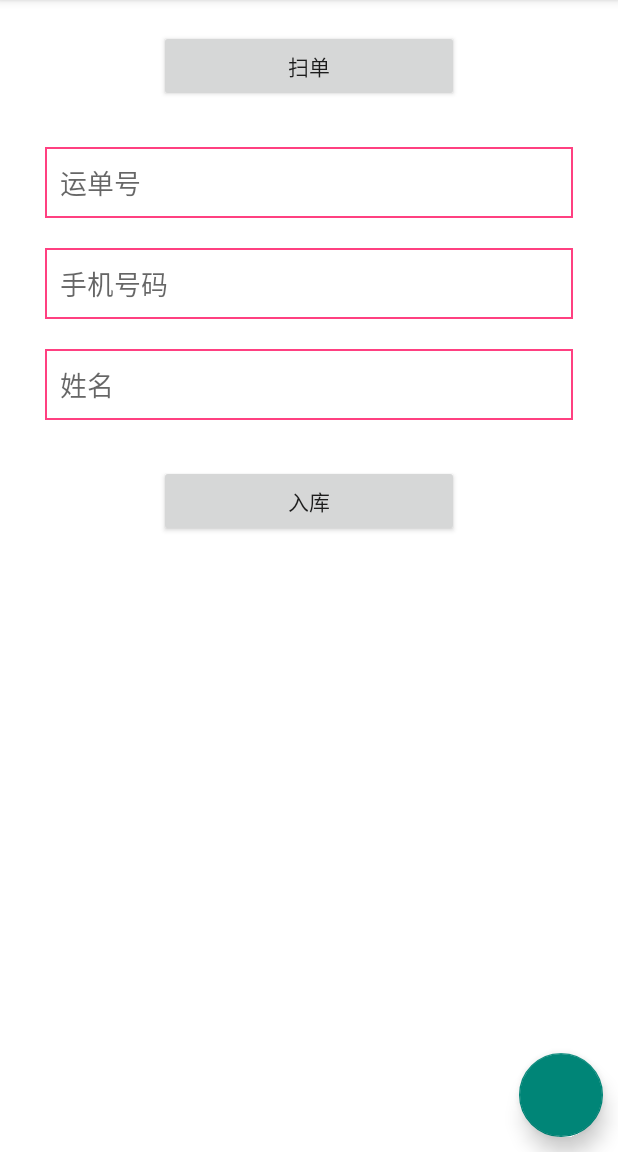
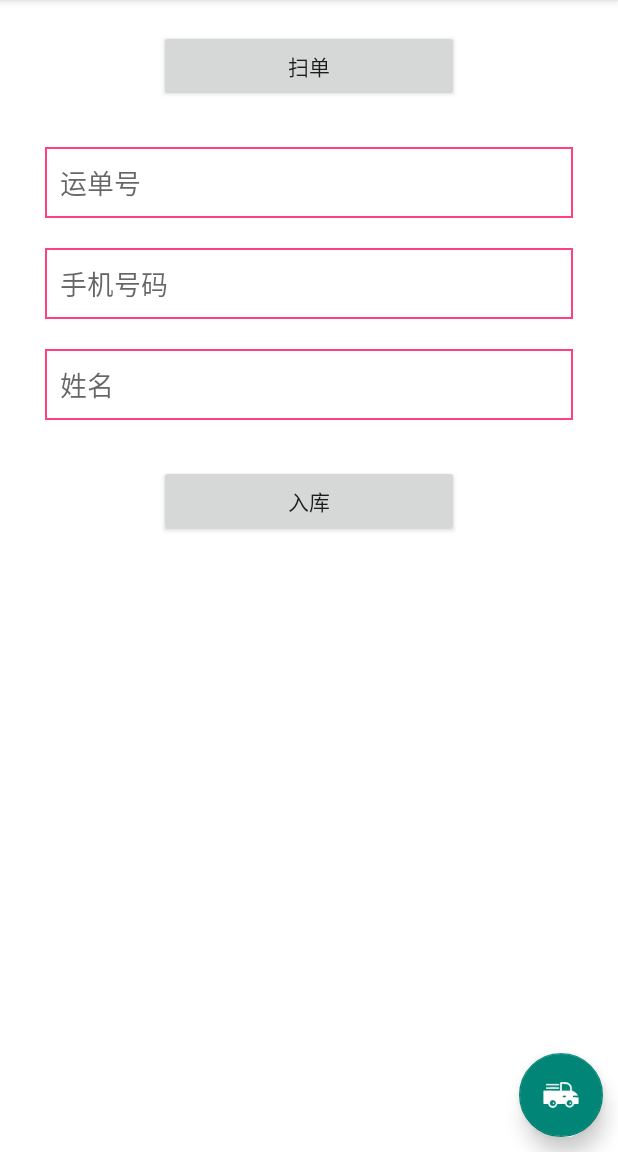
Before and after one commit to BetterZhang/KuaiShou, an Android app: the screen it shows after launch (MainActivity2), on a phone screen of 412 x 824 dp, the part 84-1236 px from its top. Run offline under Robolectric (Android 15) with nearby library versions, the phone set to English and light mode, and no system bars.

Commit message:
添加运单列表页

```diff
--- a/app/src/main/AndroidManifest.xml
+++ b/app/src/main/AndroidManifest.xml
@@ -50,6 +50,10 @@
             android:name=".activity.ScannerActivity"
             android:screenOrientation="portrait">
         </activity>
+        <activity
+            android:name=".activity.MailListActivity"
+            android:screenOrientation="portrait">
+        </activity>
     </application>
 
 </manifest>
--- a/app/src/main/java/com/anshi/kuaishou/activity/MainActivity2.java
+++ b/app/src/main/java/com/anshi/kuaishou/activity/MainActivity2.java
@@ -2,6 +2,7 @@ package com.anshi.kuaishou.activity;
 
 import android.content.Intent;
 import android.os.Bundle;
+import android.support.design.widget.FloatingActionButton;
 import android.support.v7.app.AppCompatActivity;
 import android.view.View;
 import android.widget.Button;
@@ -18,6 +19,7 @@ public class MainActivity2 extends AppCompatActivity implements View.OnClickList
     EditText et_num;
     EditText et_phone;
     EditText et_name;
+    FloatingActionButton fab_pickup;
 
     @Override
     protected void onCreate(Bundle savedInstanceState) {
@@ -34,11 +36,13 @@ public class MainActivity2 extends AppCompatActivity implements View.OnClickList
         et_num = findViewById(R.id.et_num);
         et_phone = findViewById(R.id.et_phone);
         et_name = findViewById(R.id.et_name);
+        fab_pickup = findViewById(R.id.fab_pickup);
     }
 
     private void initListener() {
         btn_scan.setOnClickListener(this);
         btn_store.setOnClickListener(this);
+        fab_pickup.setOnClickListener(this);
     }
 
     @Override
@@ -49,6 +53,9 @@ public class MainActivity2 extends AppCompatActivity implements View.OnClickList
                 break;
             case R.id.btn_store:
                 break;
+            case R.id.fab_pickup:
+                gotoMailListActivity();
+                break;
             default:
                 break;
         }
@@ -57,6 +64,11 @@ public class MainActivity2 extends AppCompatActivity implements View.OnClickList
     private void gotoScanActivity() {
         Intent intent = new Intent(MainActivity2.this, ScannerActivity.class);
         startActivityForResult(intent, 1000);
+    }
+
+    private void gotoMailListActivity() {
+        Intent intent = new Intent(MainActivity2.this, MailListActivity.class);
+        startActivity(intent);
     }
 
     @Override
--- a/app/src/main/res/layout/activity_main2.xml
+++ b/app/src/main/res/layout/activity_main2.xml
@@ -71,13 +71,14 @@
         android:text="入库"/>
 
     <android.support.design.widget.FloatingActionButton
-        android:id="@+id/fab"
+        android:id="@+id/fab_pickup"
         android:layout_width="wrap_content"
         android:layout_height="wrap_content"
         app:layout_constraintRight_toRightOf="parent"
         app:layout_constraintBottom_toBottomOf="parent"
         android:layout_marginBottom="10dp"
         android:layout_marginRight="10dp"
-        app:elevation="8dp"/>
+        app:elevation="8dp"
+        android:src="@mipmap/pick_up"/>
 
 </android.support.constraint.ConstraintLayout>
```
Also changed, not shown: app/src/main/java/com/anshi/kuaishou/activity/MailListActivity.java (added, +23 -0 lines), app/src/main/res/layout/activity_mail_list.xml (added, +12 -0 lines), app/src/main/res/mipmap-xhdpi/pick_up.png (added).
